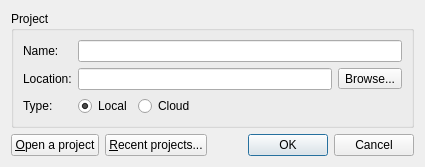
Qt form gns3/ui/new_project_dialog.ui (GNS3/gns3-gui) before a commit.
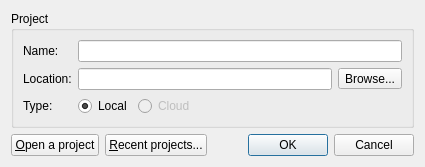
The same form after that commit.

Diff of the .ui file:
```diff
--- a/gns3/ui/new_project_dialog.ui
+++ b/gns3/ui/new_project_dialog.ui
@@ -10,7 +10,7 @@
     <x>0</x>
     <y>0</y>
     <width>491</width>
-    <height>169</height>
+    <height>177</height>
    </rect>
   </property>
   <property name="windowTitle">
@@ -99,6 +99,9 @@
       </item>
       <item row="2" column="2">
        <widget class="QRadioButton" name="uiCloudRadioButton">
+        <property name="enabled">
+         <bool>false</bool>
+        </property>
         <property name="text">
          <string>Cloud</string>
         </property>
```
Left out of the diff: 3 changed lines with no effect on the pictures.
